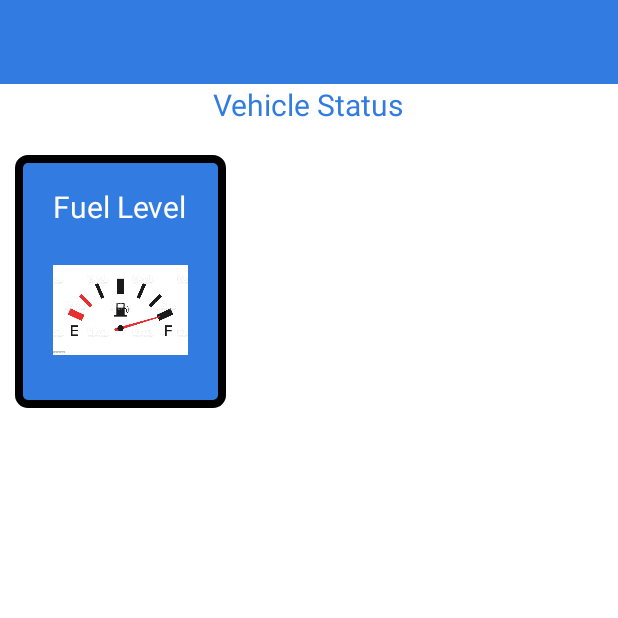
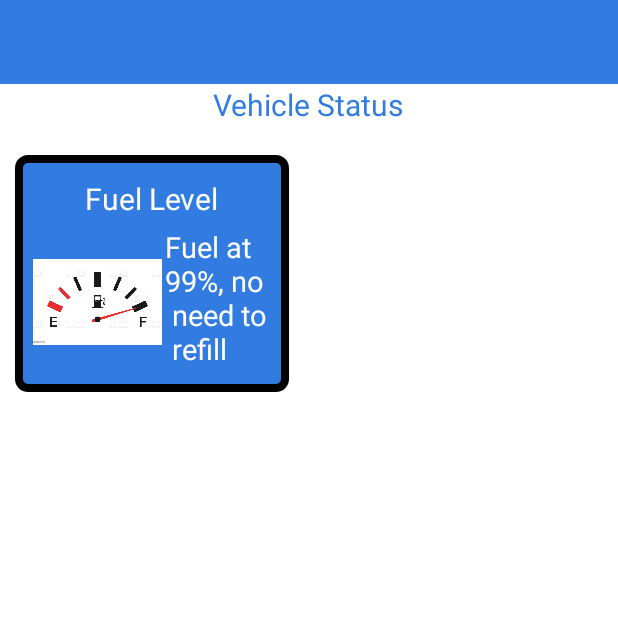
Before and after one commit to archnecro/InteractiveCarApp, an Android app: the VehicleStatusAct screen opened directly, with no data from a screen before it, on a phone screen of 412 x 824 dp, the top half of it. Run offline under Robolectric (Android 15) with nearby library versions, the phone set to English and light mode, and no system bars.

Commit message:
small update

```diff
--- a/app/src/main/res/layout/activity_vehicle_status.xml
+++ b/app/src/main/res/layout/activity_vehicle_status.xml
@@ -11,9 +11,17 @@
         android:layout_marginStart="10dp"
         android:layout_marginTop="20dp"
         android:background="@drawable/background"
-        android:padding="15dp">
+        android:padding="10dp">
 
 
+        <ImageView
+            android:id="@+id/imgFuel"
+            android:layout_width="90dp"
+            android:layout_height="100dp"
+            android:layout_below="@id/tvFL"
+            android:contentDescription="@string/fuel_level"
+            android:padding="2dp"
+            android:src="@drawable/fuellevel" />
 
         <TextView
             android:id="@+id/tvFL"
@@ -25,14 +33,18 @@
             android:textColor="@color/white"
             android:textSize="20sp" />
 
-        <ImageView
-            android:id="@+id/imgLock"
-            android:layout_width="110dp"
-            android:layout_height="100dp"
+        <TextView
+            android:layout_width="wrap_content"
+            android:layout_height="wrap_content"
             android:layout_below="@id/tvFL"
-            android:contentDescription="@string/fuel_level"
-            android:padding="10dp"
-            android:src="@drawable/fuellevel"/>
+            android:layout_alignBottom="@id/imgFuel"
+            android:layout_toEndOf="@id/imgFuel"
+            android:text="@string/fuel_level_text"
+            android:textColor="@color/white"
+            android:textSize="19sp">
+
+        </TextView>
+
 
     </RelativeLayout>
 
@@ -53,7 +65,6 @@
         android:layout_height="wrap_content"
         android:background="@color/babyblue"
         android:minHeight="?actionBarSize"
-        android:theme="@style/Theme.AppCompat.DayNight.DarkActionBar">
-    </androidx.appcompat.widget.Toolbar>
+        android:theme="@style/Theme.AppCompat.DayNight.DarkActionBar"></androidx.appcompat.widget.Toolbar>
 
 </RelativeLayout>
--- a/app/src/main/res/values/strings.xml
+++ b/app/src/main/res/values/strings.xml
@@ -17,4 +17,5 @@
     <string name="vehicle_status">Vehicle Status</string>
     <string name="fuel_level">Fuel Level</string>
     <string name="oil_life">Oil Life</string>
+    <string name="fuel_level_text">Fuel at\n99%, no \n need to \n refill</string>
 </resources>
```
Also changed, not shown: app/src/main/res/layout/activity_key_fob.xml (+5 -14 lines).
